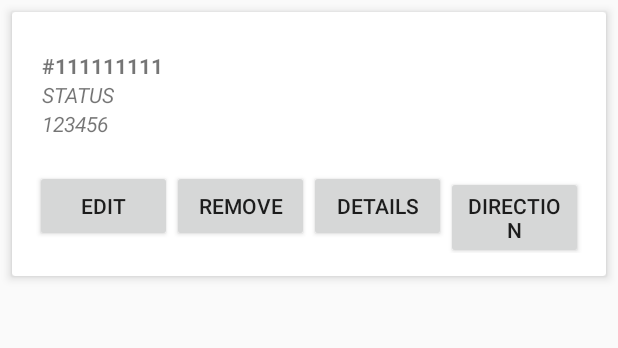
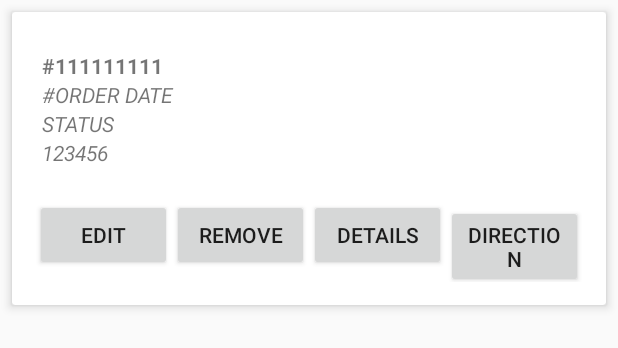
Before and after one commit to MahmoudMehisen/FeedMeServer, an Android app: the layout order_layout.xml on its own in the app's theme, with its tools: preview values and no code run, on a phone screen of 412 x 824 dp. Shown: the top 348 px of the screen. Run offline under Robolectric (Android 15) with nearby library versions, the phone set to English and light mode, and no system bars; plain views replace FButton.

Commit message:
Show Order Date

```diff
--- a/app/src/main/java/foodOreder/feedMeServer/OrderStatus.java
+++ b/app/src/main/java/foodOreder/feedMeServer/OrderStatus.java
@@ -89,6 +89,7 @@ public class OrderStatus extends AppCompatActivity {
                 holder.orderId.setText(adapter.getRef(position).getKey());
                 holder.orderStatus.setText(convertCodeToStatus(model.getStatus()));
                 holder.orderPhone.setText(model.getPhone());
+                holder.orderDate.setText(Common.getDate(Long.parseLong(adapter.getRef(position).getKey())));
 
 
                 //new event button
--- a/app/src/main/java/foodOreder/feedMeServer/ViewHolder/OrderViewHolder.java
+++ b/app/src/main/java/foodOreder/feedMeServer/ViewHolder/OrderViewHolder.java
@@ -15,16 +15,16 @@ import info.hoang8f.widget.FButton;
 
 public class OrderViewHolder extends RecyclerView.ViewHolder{
 
-    public TextView orderId,orderStatus,orderPhone,orderAddress;
+    public TextView orderId,orderStatus,orderPhone, orderDate;
     public FButton btnEdit, btnRemove, btnDetails, btnDirection;
 
     public OrderViewHolder(@NonNull View itemView) {
         super(itemView);
 
         orderId = (TextView) itemView.findViewById(R.id.orderId);
-
         orderPhone = (TextView) itemView.findViewById(R.id.orderPhone);
         orderStatus = (TextView) itemView.findViewById(R.id.orderStatus);
+        orderDate = (TextView) itemView.findViewById(R.id.order_date);
 
 
         btnEdit = (FButton)itemView.findViewById(R.id.btnEdit);
--- a/app/src/main/res/layout/order_layout.xml
+++ b/app/src/main/res/layout/order_layout.xml
@@ -40,6 +40,18 @@
                     android:text="#111111111"
                     android:textAllCaps="true"
                     android:textStyle="bold" />
+
+                <TextView
+                    android:id="@+id/order_date"
+                    android:layout_width="wrap_content"
+                    android:layout_height="wrap_content"
+                    android:layout_marginLeft="10dp"
+                    android:gravity="center_vertical|start"
+                    android:text="#Order Date"
+                    android:textAllCaps="true"
+                    android:textStyle="italic" />
+
+
 
                 <TextView
                     android:id="@+id/orderStatus"
```
Also changed, not shown: app/src/main/java/foodOreder/feedMeServer/Common/Common.java (+14 -0 lines).
